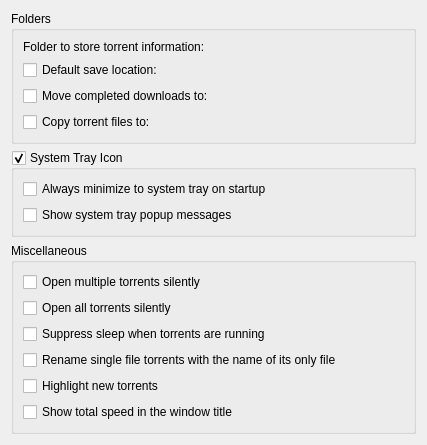
This is ktorrent/pref/generalpref.ui in KDE/ktorrent as Qt 5 draws it before an edit. The edited form follows.
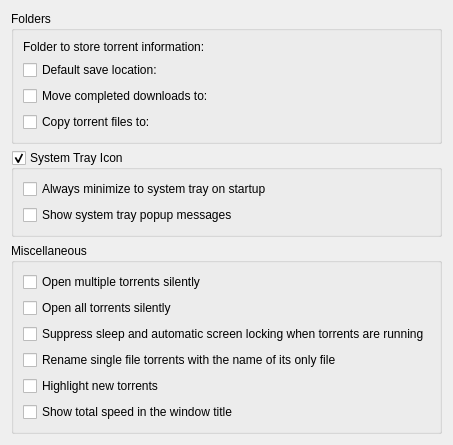
This is the edited form. Custom widgets are drawn as their Qt base class.

Commit message:
Clarify message about screensaver inhibition.
Commit originally done by Wedge009.

```diff
--- a/ktorrent/pref/generalpref.ui
+++ b/ktorrent/pref/generalpref.ui
@@ -149,7 +149,7 @@
          <string>Prevent computer from going into a sleep state when torrents are running.</string>
         </property>
         <property name="text">
-         <string>Suppress sleep when torrents are running</string>
+         <string>Suppress sleep and automatic screen locking when torrents are running</string>
         </property>
        </widget>
       </item>
```
Left out of the diff: 2 changed lines with no effect on the pictures.
